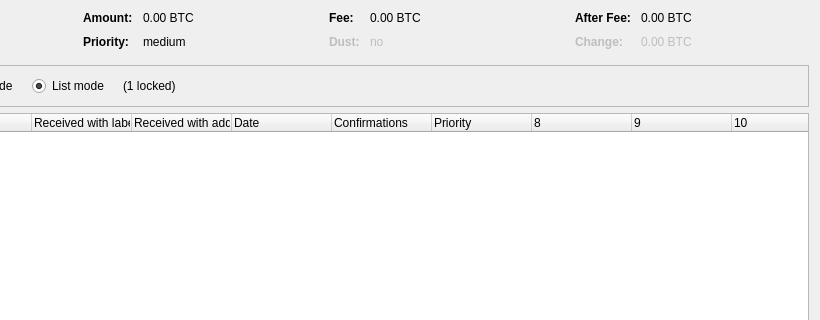
Before: the Qt Designer form src/qt/forms/coincontroldialog.ui in carboncointrust/CarboncoinCore, drawn with Qt 5; both pictures show x 180 to 1000 and y 0 to 320 of the 1000 by 500 pixel window.
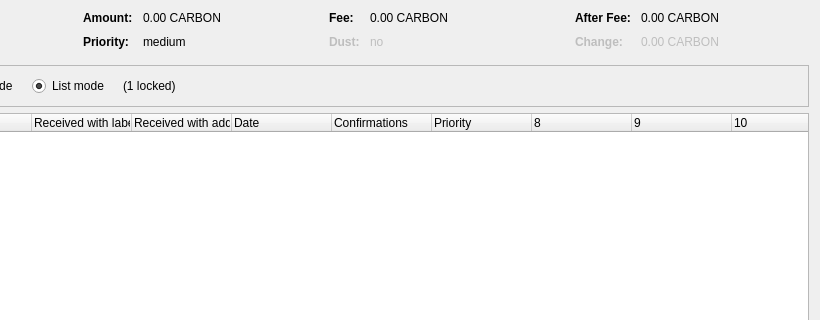
After: the same form once the commit is applied. Custom widgets are drawn as their Qt base class.

What changed in the file:
```diff
--- a/src/qt/forms/coincontroldialog.ui
+++ b/src/qt/forms/coincontroldialog.ui
@@ -132,7 +132,7 @@
           <enum>Qt::ActionsContextMenu</enum>
          </property>
          <property name="text">
-          <string notr="true">0.00 BTC</string>
+          <string notr="true">0.00 CARBON</string>
          </property>
          <property name="textInteractionFlags">
           <set>Qt::LinksAccessibleByMouse|Qt::TextSelectableByKeyboard|Qt::TextSelectableByMouse</set>
@@ -206,7 +206,7 @@
           <enum>Qt::ActionsContextMenu</enum>
          </property>
          <property name="text">
-          <string notr="true">0.00 BTC</string>
+          <string notr="true">0.00 CARBON</string>
          </property>
          <property name="textInteractionFlags">
           <set>Qt::LinksAccessibleByMouse|Qt::TextSelectableByKeyboard|Qt::TextSelectableByMouse</set>
@@ -286,7 +286,7 @@
           <enum>Qt::ActionsContextMenu</enum>
          </property>
          <property name="text">
-          <string notr="true">0.00 BTC</string>
+          <string notr="true">0.00 CARBON</string>
          </property>
          <property name="textInteractionFlags">
           <set>Qt::LinksAccessibleByMouse|Qt::TextSelectableByKeyboard|Qt::TextSelectableByMouse</set>
@@ -321,7 +321,7 @@
           <enum>Qt::ActionsContextMenu</enum>
          </property>
          <property name="text">
-          <string notr="true">0.00 BTC</string>
+          <string notr="true">0.00 CARBON</string>
          </property>
          <property name="textInteractionFlags">
           <set>Qt::LinksAccessibleByMouse|Qt::TextSelectableByKeyboard|Qt::TextSelectableByMouse</set>
```
